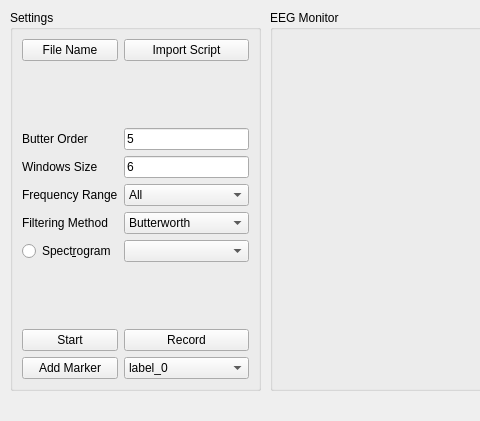
The window that QTDesigner/EEG_monitor.ui (mikelval82/MULTI_GEERT) describes before a commit, drawn with Qt 5; both pictures show x 0 to 480 and y 0 to 421 of the 1496 by 421 pixel window.
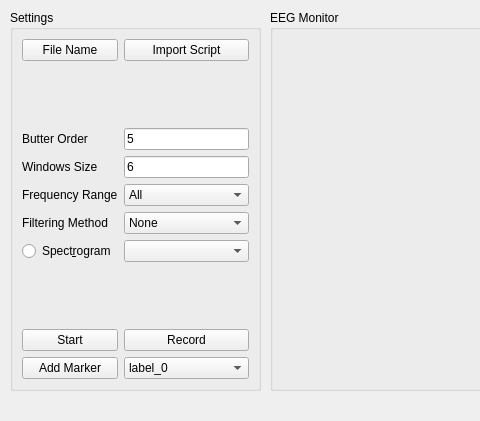
The same window after the commit. Custom widgets are drawn as their Qt base class.

What changed in the file:
```diff
--- a/QTDesigner/EEG_monitor.ui
+++ b/QTDesigner/EEG_monitor.ui
@@ -102,6 +102,11 @@
        </item>
        <item row="5" column="1">
         <widget class="QComboBox" name="FiletringMethod_ComboBox">
+         <item>
+          <property name="text">
+           <string>None</string>
+          </property>
+         </item>
          <item>
           <property name="text">
            <string>Butterworth</string>
```
